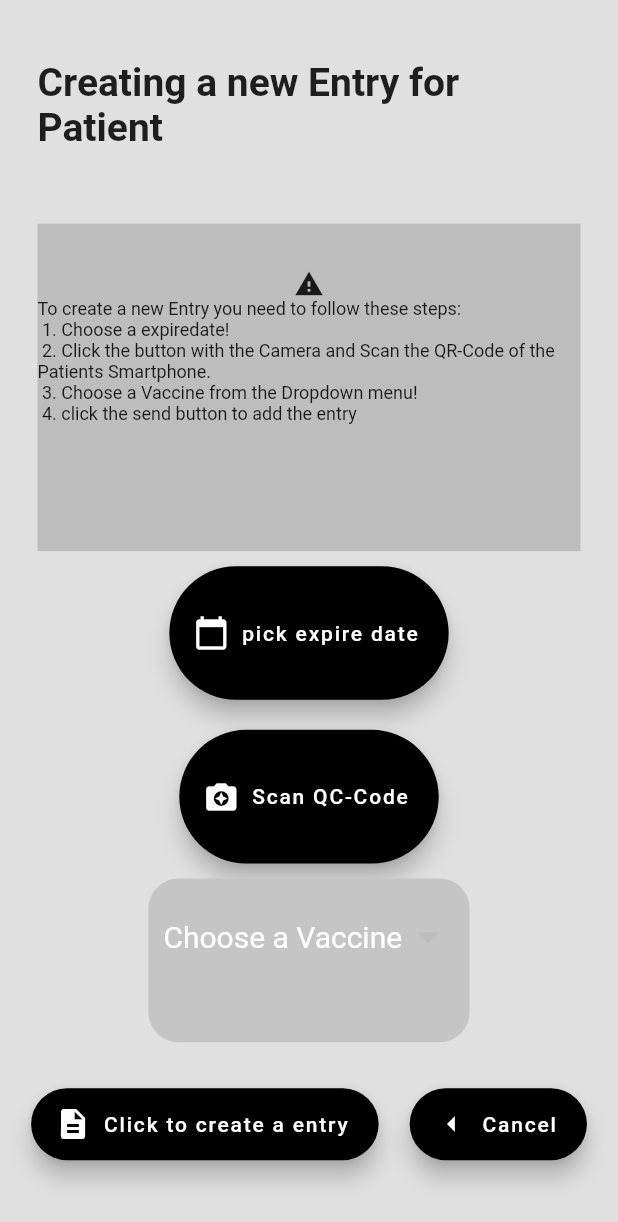
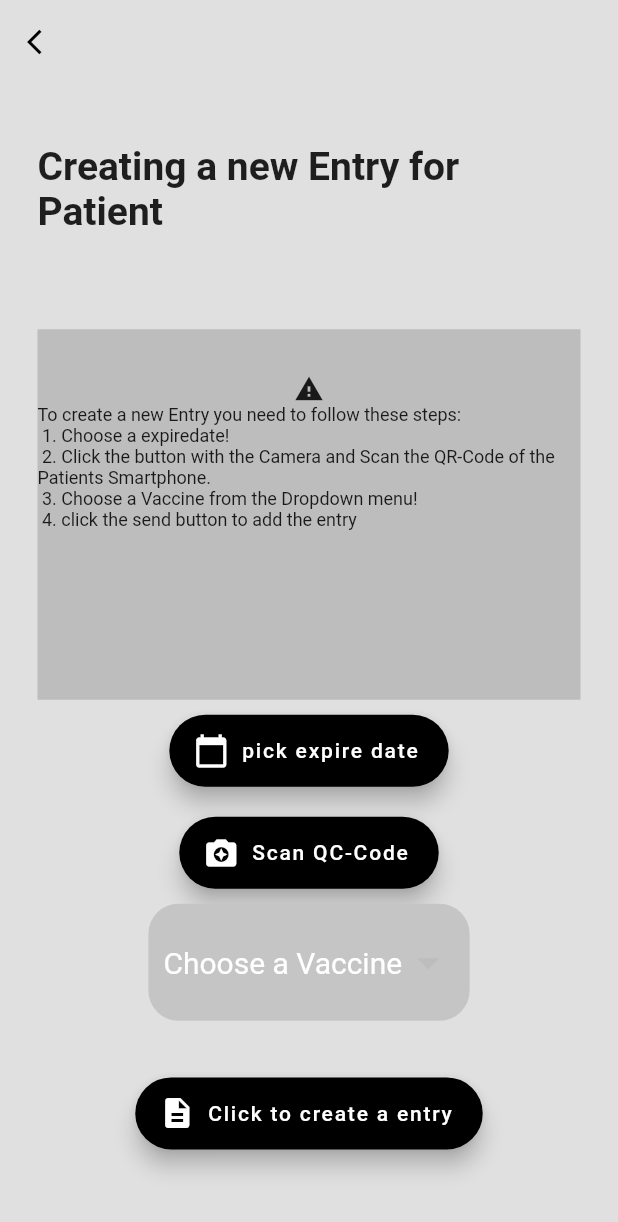
Before and after one commit to Saif73012/FE_Flutter_Digital_Vaccinepassport, a Flutter app: the QRCodeScanner screen opened directly, on a phone screen of 412 x 824 dp. Shown: the top 1222 px of the screen. Run offline on Flutter 3.47's test engine with Material 2 defaults, Android fonts, the phone set to English and light mode, and no system bars; our stand-ins replace dio, qr_flutter, shared_preferences; missing offline and left inert: flutter_barcode_scanner, jwt_decode; accounts and stored records are empty; network calls fail.

Commit message:
spacing issue resolved

```diff
--- a/lib/Screens/qrCode.dart
+++ b/lib/Screens/qrCode.dart
@@ -159,6 +159,21 @@ class _QRCodeScannerState extends State<QRCodeScanner> {
   @override
   Widget build(BuildContext context) {
     return Scaffold(
+      appBar: AppBar(
+        elevation: 0,
+        backgroundColor: Colors.grey[300],
+        leading: IconButton(
+          onPressed: () {
+            Navigator.pop(context);
+          },
+          icon: const Icon(
+            Icons.arrow_back_ios,
+            size: 20,
+            color: Colors.black,
+          ),
+        ),
+        systemOverlayStyle: SystemUiOverlayStyle.dark,
+      ),
       resizeToAvoidBottomInset: false,
       backgroundColor: Colors.grey[300],
       body: Column(
@@ -201,7 +216,7 @@ class _QRCodeScannerState extends State<QRCodeScanner> {
             ),
           ),
           Expanded(
-            flex: 1,
+            flex: 0,
             child: Container(
               padding: const EdgeInsets.symmetric(horizontal: 0, vertical: 10),
               child: FloatingActionButton.extended(
@@ -217,7 +232,7 @@ class _QRCodeScannerState extends State<QRCodeScanner> {
             ),
           ),
           Expanded(
-            flex: 1,
+            flex: 0,
             child: Container(
               padding: const EdgeInsets.symmetric(horizontal: 0, vertical: 10),
               child: FloatingActionButton.extended(
@@ -235,7 +250,7 @@ class _QRCodeScannerState extends State<QRCodeScanner> {
           ),
           if (isDateSelected) ...[
             Expanded(
-              flex: 1,
+              flex: 0,
               child: Container(
                 padding: const EdgeInsets.only(
                     bottom: 0, left: 10, right: 10, top: 10),
@@ -264,7 +279,7 @@ class _QRCodeScannerState extends State<QRCodeScanner> {
             ),
           ] else ...[
             Expanded(
-              flex: 1,
+              flex: 0,
               child: Container(
                 padding:
                     const EdgeInsets.symmetric(horizontal: 10, vertical: 15),
@@ -295,11 +310,9 @@ class _QRCodeScannerState extends State<QRCodeScanner> {
             flex: 1,
             child: Container(
               alignment: FractionalOffset.center,
-              child: Row(
-                mainAxisAlignment: MainAxisAlignment.spaceEvenly,
-                children: <Widget>[
-                  FloatingActionButton.extended(
-                    heroTag: 'navigate_back_to_HomePage',
+              margin: const EdgeInsets.symmetric(horizontal: 0, vertical: 20),
+              child: FloatingActionButton.extended(
+                heroTag: 'create_Entry',
                 label: const Text('Click to create a entry'), // <-- Text
                 backgroundColor: Colors.black,
                 icon: const Icon(
@@ -310,20 +323,6 @@ class _QRCodeScannerState extends State<QRCodeScanner> {
                   attemptCreateEntry();
                 },
               ),
-                  FloatingActionButton.extended(
-                    heroTag: 'navigate_back_to_HomePage',
-                    label: const Text('Cancel'), // <-- Text
-                    backgroundColor: Colors.black,
-                    icon: const Icon(
-                      Icons.arrow_left,
-                      size: 24.0,
-                    ),
-                    onPressed: () {
-                      Navigator.pop(context);
-                    },
-                  ),
-                ],
-              ),
             ),
           ),
           const SizedBox(height: 20),
--- a/lib/comp/VaccineListCard.dart
+++ b/lib/comp/VaccineListCard.dart
@@ -70,7 +70,7 @@ class VaccineListCard extends StatelessWidget {
                       Text(
                         name,
                         style: const TextStyle(
-                            fontWeight: FontWeight.bold, fontSize: 20),
+                            fontWeight: FontWeight.bold, fontSize: 18),
                       ),
                       Text(date)
                     ],
```
Also changed, not shown: lib/Screens/AddVaccinePage.dart (+0 -16 lines), lib/Screens/SingleVaccinePage.dart (+43 -41 lines). Lines whose indentation alone changed are shown as unchanged.
